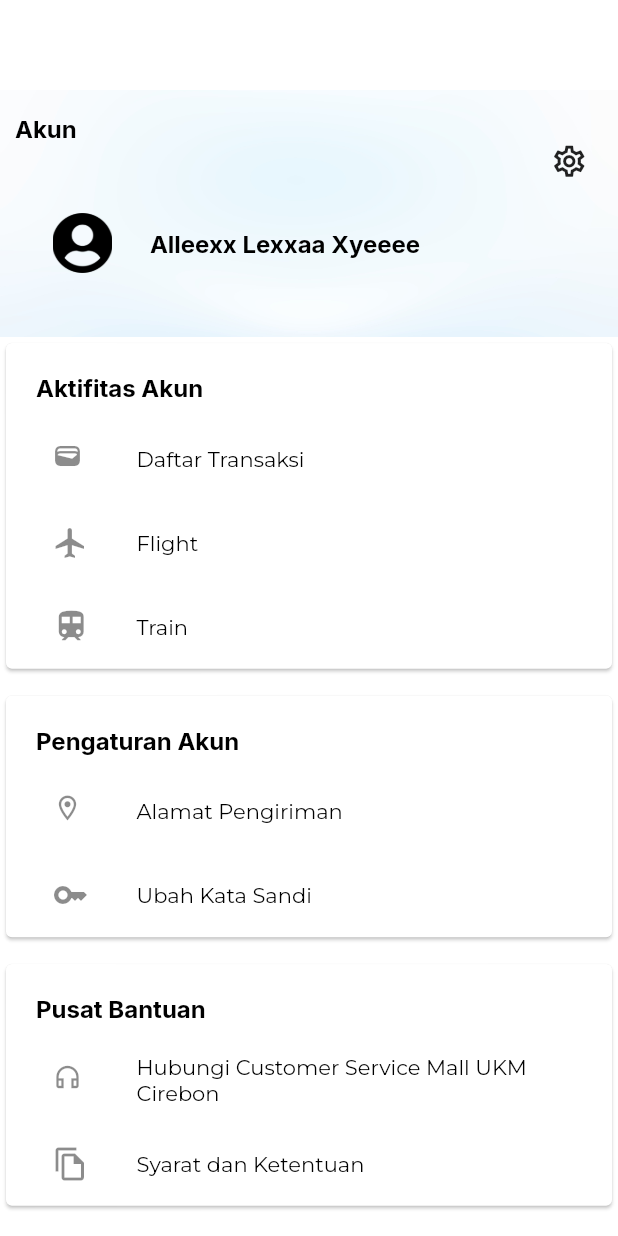
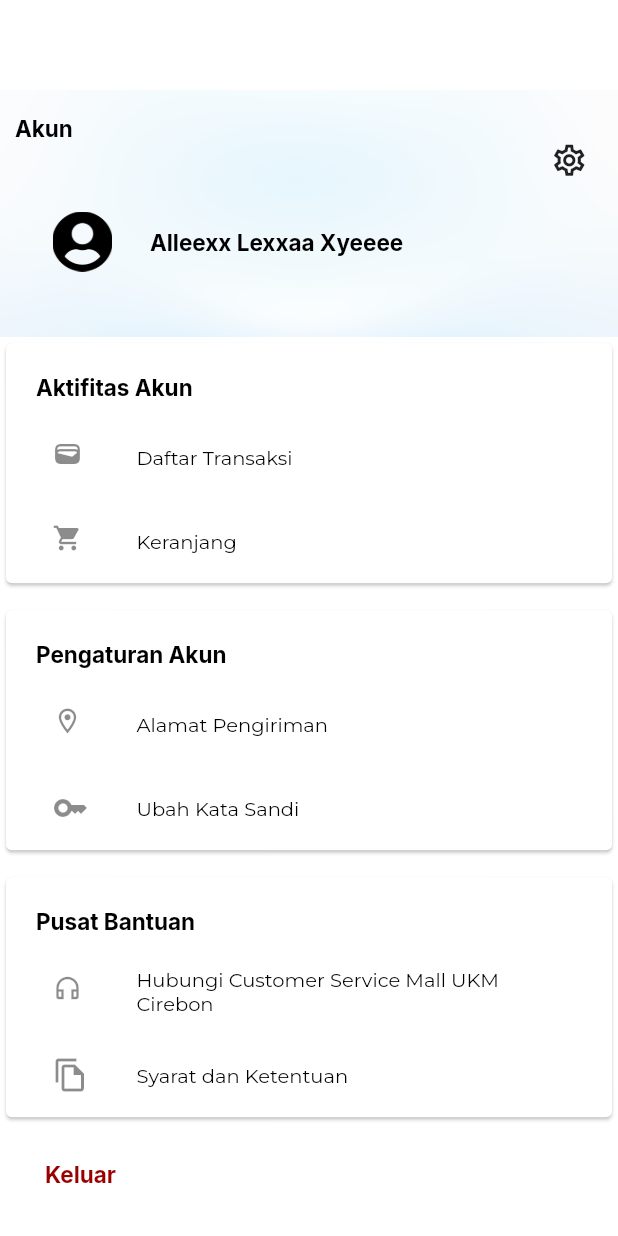
Before and after one commit to alfaisaldwi/Flutter_Mall-UKM, a Flutter app: the ProfileView screen opened by its route, on a phone screen of 412 x 824 dp. Run offline on Flutter 3.47's test engine with Material 2 defaults, Android fonts, the light colour scheme and no system bars; our stand-ins replace anim_search_bar, get, google_fonts, persistent_bottom_nav_bar; missing offline and left inert: flutter_custom_carousel_slider, search_page; network calls fail.

Commit message:
update profile

```diff
--- a/lib/app/modules/home/views/home_view.dart
+++ b/lib/app/modules/home/views/home_view.dart
@@ -118,7 +118,7 @@ class HomeView extends GetView<HomeController> {
                         height: MediaQuery.of(context).size.height * .1 + 20,
                         width: MediaQuery.of(context).size.width * .9,
                         child: ListView.builder(
-                            physics: ClampingScrollPhysics(),
+                            physics: const ClampingScrollPhysics(),
                             shrinkWrap: true,
                             scrollDirection: Axis.horizontal,
                             itemCount: 8,
@@ -129,7 +129,7 @@ class HomeView extends GetView<HomeController> {
                                   //     arguments: kontenData[index]);
                                 },
                                 child: Container(
-                                  padding: EdgeInsets.all(5),
+                                  padding: const EdgeInsets.all(5),
                                   child: Padding(
                                     padding: const EdgeInsets.only(
                                         left: 8.0, right: 8.0, bottom: 4.0),
@@ -137,7 +137,7 @@ class HomeView extends GetView<HomeController> {
                                       crossAxisAlignment:
                                           CrossAxisAlignment.center,
                                       children: [
-                                        Container(
+                                        SizedBox(
                                           height: 80,
                                           width: 50,
                                           child: Column(
--- a/lib/app/modules/profile/views/profile_view.dart
+++ b/lib/app/modules/profile/views/profile_view.dart
@@ -103,22 +103,15 @@ class ProfileView extends GetView<ProfileController> {
                               ),
                             ),
                             ListTile(
-                              leading: const Icon(Icons.flight),
+                              leading: const Icon(
+                                Icons.shopping_cart,
+                                size: 20,
+                              ),
                               title: Text(
-                                'Flight',
+                                'Keranjang',
                                 style: Styles.bodyStyle(),
                               ),
                             ),
-                            ListTile(
-                              leading: const Icon(
-                                Icons.train,
-                                size: 25,
-                              ),
-                              title: Text(
-                                'Train',
-                                style: Styles.bodyStyle(),
-                              ),
-                            )
                           ],
                         ),
                       ),
@@ -228,13 +221,14 @@ class ProfileView extends GetView<ProfileController> {
               ),
               Padding(
                 padding:
-                    const EdgeInsets.symmetric(horizontal: 20.0, vertical: 20),
+                    const EdgeInsets.symmetric(horizontal: 30.0, vertical: 25),
                 child: Align(
-                  alignment: Alignment.centerRight,
+                  alignment: Alignment.centerLeft,
                   child: Text(
-                    'Logout',
+                    'Keluar',
                     style: Styles.headerStyles(
-                        color: Colors.redAccent, weight: FontWeight.bold),
+                        color: const Color(0xff990000),
+                        weight: FontWeight.bold),
                   ),
                 ),
               )
--- a/lib/app/style/styles.dart
+++ b/lib/app/style/styles.dart
@@ -1,25 +1,32 @@
 import 'package:flutter/material.dart';
 import 'package:google_fonts/google_fonts.dart';
-import 'package:mall_ukm/app/style/utils.dart';
 
 class Styles {
   // declare two fonts into separate varibales
 
   // header style
-  static TextStyle headerStyles({Color? color, double? size, FontWeight? weight}) {
+  static TextStyle headerStyles(
+      {Color? color, double? size, FontWeight? weight}) {
     return GoogleFonts.inter(
         color: color ?? Colors.black,
-        fontSize: size ?? 16,
+        fontSize: size ?? 15,
         fontWeight: weight ?? FontWeight.bold);
   }
 
   // extend the header style into body
   static bodyStyle({Color? color, double? size, FontWeight? weight}) {
-    return GoogleFonts.montserrat(color: color ?? Colors.black, fontSize: size ?? 14 , fontWeight: weight?? FontWeight.normal);
+    return GoogleFonts.montserrat(
+        color: color ?? Colors.black,
+        fontSize: size ?? 13,
+        fontWeight: weight ?? FontWeight.normal);
   }
 
-  static bodyStyle2({Color? color ,FontWeight? weight}) {
-    return GoogleFonts.montserrat(color: color ?? Colors.black, fontSize: 11 , fontWeight: weight?? FontWeight.normal,);
+  static bodyStyle2({Color? color, FontWeight? weight}) {
+    return GoogleFonts.montserrat(
+      color: color ?? Colors.black,
+      fontSize: 11,
+      fontWeight: weight ?? FontWeight.normal,
+    );
   }
 
   static final TextStyle buttonStyles =
```
